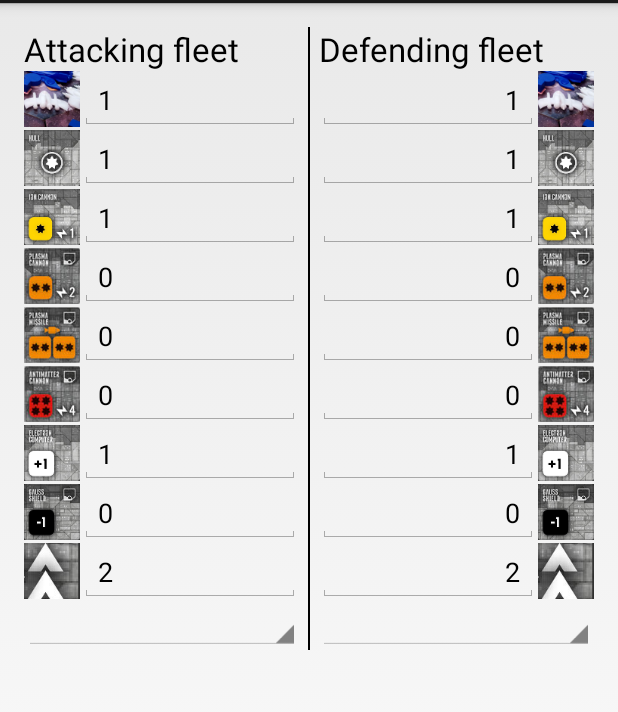
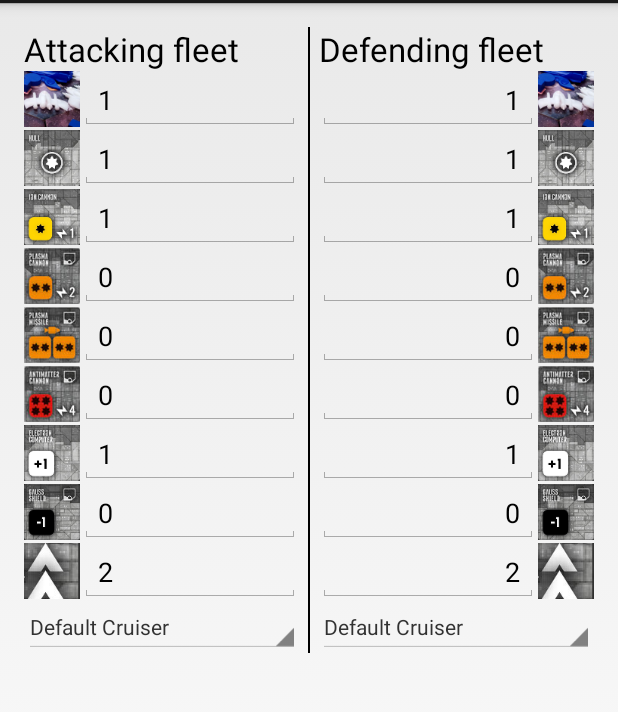
Before and after one commit to nachof/eclipse_calculator, an Android app: the screen it shows after launch (DataEntryActivity), on a phone screen of 412 x 824 dp, the part 69-781 px from its top. Run offline under Robolectric (Android 15) with nearby library versions, the phone set to English and light mode, and no system bars.

Commit message:
Non functional (but spinning) Spinners for presets.

```diff
--- a/app/src/main/java/com/nucleartesuji/eclipsecalculator/DataEntryActivity.java
+++ b/app/src/main/java/com/nucleartesuji/eclipsecalculator/DataEntryActivity.java
@@ -1,5 +1,6 @@
 package com.nucleartesuji.eclipsecalculator;
 
+import com.nucleartesuji.eclipsecalculator.adapters.PresetsSpinnerAdapter;
 import com.nucleartesuji.eclipsecalculator.calculator.ShipSpec;
 
 import android.os.Bundle;
@@ -14,6 +15,7 @@ import android.view.ViewGroup;
 import android.widget.EditText;
 import android.widget.ImageView;
 import android.widget.LinearLayout;
+import android.widget.Spinner;
 import android.widget.Toast;
 
 public class DataEntryActivity extends Activity {
@@ -29,6 +31,9 @@ public class DataEntryActivity extends Activity {
         loadPreset(defaultPreset, "attack");
         loadPreset(defaultPreset, "defense");
         prepareOnLongClickListenerForImages();
+
+        ((Spinner)findViewById(R.id.attackFleetPreset)).setAdapter(new PresetsSpinnerAdapter(this, ShipSpec.Presets.collection()));
+        ((Spinner)findViewById(R.id.defenseFleetPreset)).setAdapter(new PresetsSpinnerAdapter(this, ShipSpec.Presets.collection()));
     }
 
     private void initializePresets() {
--- /dev/null
+++ b/app/src/main/java/com/nucleartesuji/eclipsecalculator/adapters/PresetsSpinnerAdapter.java
@@ -0,0 +1,40 @@
+package com.nucleartesuji.eclipsecalculator.adapters;
+
+import android.app.Activity;
+import android.content.Context;
+import android.view.LayoutInflater;
+import android.view.View;
+import android.view.ViewGroup;
+import android.widget.ArrayAdapter;
+import android.widget.SpinnerAdapter;
+import android.widget.TextView;
+
+import com.nucleartesuji.eclipsecalculator.R;
+import com.nucleartesuji.eclipsecalculator.calculator.ShipSpec;
+
+import java.util.List;
+
+public class PresetsSpinnerAdapter extends ArrayAdapter<ShipSpec> implements SpinnerAdapter {
+    private List<ShipSpec> collection;
+
+    public PresetsSpinnerAdapter(Context context, List<ShipSpec> collection) {
+        super(context, R.layout.presets_spinner, collection);
+        this.collection = collection;
+    }
+
+    @Override
+    public View getDropDownView(int position, View convertView, ViewGroup parent) {
+        View row = convertView;
+        if (row == null) {
+            row = View.inflate(getContext(), R.layout.presets_spinner, null);
+        }
+        ShipSpec item = collection.get(position);
+        ((TextView) row.findViewById(R.id.presetName)).setText(getContext().getString(item.getLabel()));
+        return row;
+    }
+
+    @Override
+    public View getView(int position, View convertView, ViewGroup parent) {
+        return getDropDownView(position, convertView, parent);
+    }
+}
--- a/app/src/main/java/com/nucleartesuji/eclipsecalculator/calculator/ShipSpec.java
+++ b/app/src/main/java/com/nucleartesuji/eclipsecalculator/calculator/ShipSpec.java
@@ -1,4 +1,6 @@
 package com.nucleartesuji.eclipsecalculator.calculator;
+
+import com.nucleartesuji.eclipsecalculator.R;
 
 import java.util.ArrayList;
 import java.util.List;
@@ -17,8 +19,9 @@ public class ShipSpec {
     private int computer = 0;
     private int shield = 0;
     private int initiative = 0;
+    private int label = R.string.preset_name_unnamed;
 
-    public ShipSpec(int hull, int ionCannons, int plasmaCannons,
+    private ShipSpec(int label, int hull, int ionCannons, int plasmaCannons,
             int plasmaMissiles, int antimatterCannons, int computer,
             int shield, int initiative) {
         this.hull = hull;
@@ -29,10 +32,11 @@ public class ShipSpec {
         this.computer = computer;
         this.shield = shield;
         this.initiative = initiative;
+        this.label = label;
     }
 
     private ShipSpec(Builder builder) {
-        this(builder.hull, builder.ionCannons, builder.plasmaCannons,
+        this(builder.label, builder.hull, builder.ionCannons, builder.plasmaCannons,
                 builder.plasmaMissiles, builder.antimatterCannons,
                 builder.computer, builder.shield, builder.initiative);
     }
@@ -76,6 +80,14 @@ public class ShipSpec {
         return ionCannons + plasmaCannons + antimatterCannons;
     }
 
+    public int getLabel() {
+        return label;
+    }
+
+    public void setLabel(int label) {
+        this.label = label;
+    }
+
     public static class Builder {
         private int hull = 0;
         private int ionCannons = 0;
@@ -85,6 +97,7 @@ public class ShipSpec {
         private int computer = 0;
         private int shield = 0;
         private int initiative = 0;
+        private int label = R.string.preset_name_unnamed;
 
         public ShipSpec build() {
             return new ShipSpec(this);
@@ -129,6 +142,11 @@ public class ShipSpec {
             this.shield = shield;
             return this;
         }
+
+        public Builder setLabel(int label) {
+            this.label = label;
+            return this;
+        }
     }
 
     public static Builder builder() {
@@ -137,13 +155,20 @@ public class ShipSpec {
 
     public static class Presets {
         public static ShipSpec defaultCruiser() {
-            return ShipSpec.builder().setInitiative(2).setIonCannons(1)
+            return ShipSpec.builder().setLabel(R.string.preset_name_default_cruiser).setInitiative(2).setIonCannons(1)
                     .setHull(1).setComputer(1).build();
         }
 
         public static ShipSpec ancient() {
-            return ShipSpec.builder().setHull(1).setIonCannons(2)
+            return ShipSpec.builder().setLabel(R.string.preset_name_ancient).setHull(1).setIonCannons(2)
                     .setComputer(1).setInitiative(2).build();
+        }
+
+        public static List<ShipSpec> collection() {
+            List<ShipSpec> result = new ArrayList<ShipSpec>();
+            result.add(defaultCruiser());
+            result.add(ancient());
+            return result;
         }
     }
 
--- /dev/null
+++ b/app/src/main/res/layout/presets_spinner.xml
@@ -0,0 +1,11 @@
+<?xml version="1.0" encoding="utf-8"?>
+<LinearLayout xmlns:android="http://schemas.android.com/apk/res/android"
+              android:orientation="vertical"
+              android:layout_width="match_parent"
+              android:layout_height="match_parent">
+    <TextView
+        android:layout_width="fill_parent"
+        android:layout_height="wrap_content"
+        android:id="@+id/presetName"/>
+
+</LinearLayout>
--- a/app/src/main/res/values/strings.xml
+++ b/app/src/main/res/values/strings.xml
@@ -14,4 +14,7 @@
     <string name="label_shield">Shield</string>
     <string name="label_initiative">Initiative</string>
     <string name="title_activity_results">Battle Odds</string>
+    <string name="preset_name_unnamed">Unnamed</string>
+    <string name="preset_name_ancient">Ancient Ship</string>
+    <string name="preset_name_default_cruiser">Default Cruiser</string>
 </resources>
```
